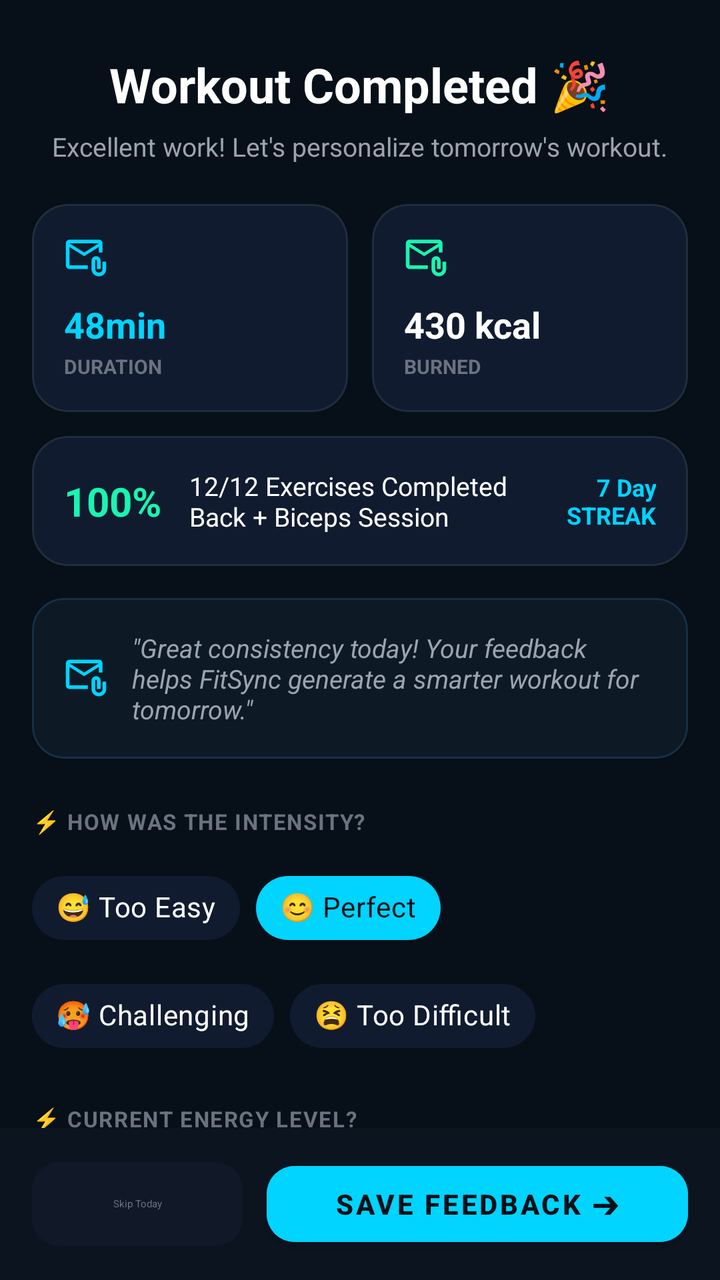
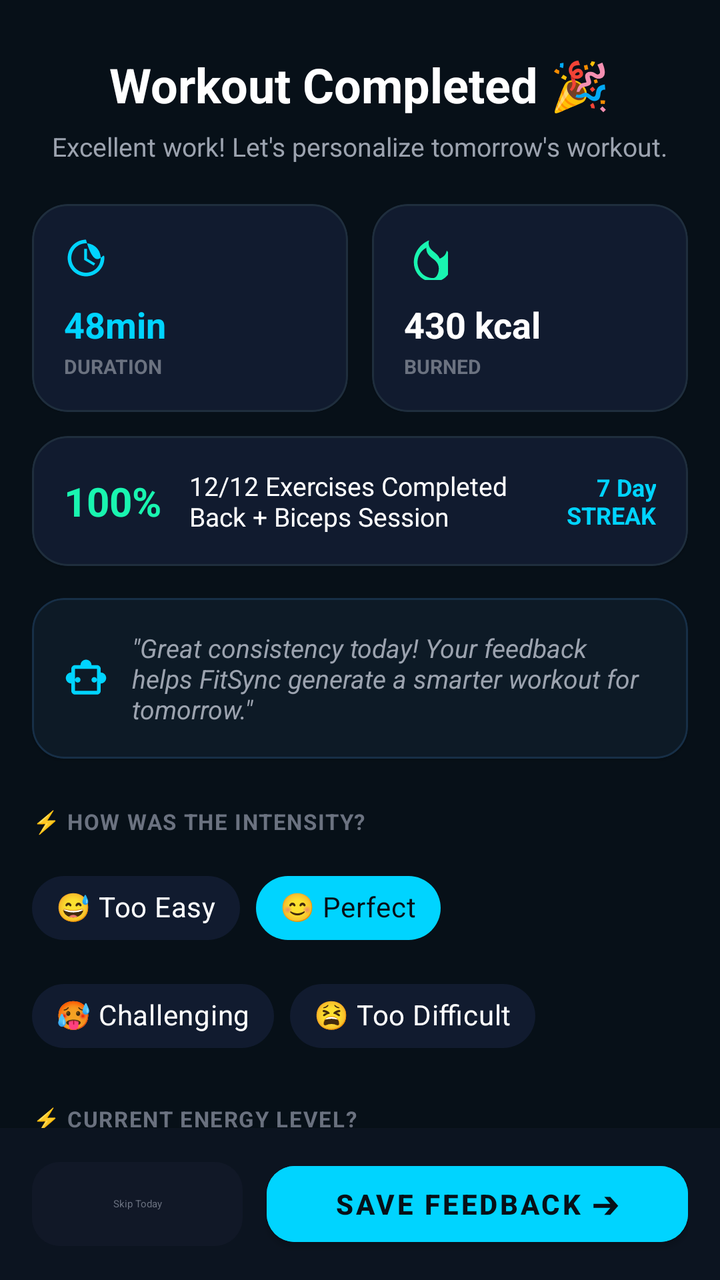

The first picture is an Android layout as it rendered before a commit; the second is the same layout after the commit. The layout source and the unified diff follow.
<!-- AndroidManifest.xml: application theme Theme.FitSync -->
<!-- res/layout/activity_check_in.xml -->
<?xml version="1.0" encoding="utf-8"?>
<RelativeLayout xmlns:android="http://schemas.android.com/apk/res/android"
    xmlns:app="http://schemas.android.com/apk/res-auto"
    xmlns:tools="http://schemas.android.com/tools"
    android:id="@+id/main"
    android:layout_width="match_parent"
    android:layout_height="match_parent"
    android:background="#071018"
    android:fitsSystemWindows="true">

    <LinearLayout
        android:id="@+id/llSummaryActionDeck"
        android:layout_width="match_parent"
        android:layout_height="76dp"
        android:orientation="horizontal"
        android:weightSum="3"
        android:gravity="center_vertical"
        android:paddingHorizontal="16dp"
        android:background="#0C1420"
        android:layout_alignParentBottom="true"
        android:elevation="12dp">

        <com.google.android.material.button.MaterialButton
            android:id="@+id/btnSkipSummary"
            android:layout_width="0dp"
            android:layout_height="50dp"
            android:layout_weight="1"
            android:text="Skip Today"
            android:textColor="#6B7280"
            android:backgroundTint="#111827"
            app:cornerRadius="14dp"
            style="@style/Widget.Material3.Button.TextButton"/>

        <com.google.android.material.button.MaterialButton
            android:id="@+id/btnSaveSummaryFeedback"
            android:layout_width="0dp"
            android:layout_height="50dp"
            android:layout_weight="2"
            android:layout_marginStart="12dp"
            android:text="SAVE FEEDBACK ➔"
            android:textColor="#071018"
            android:textStyle="bold"
            android:backgroundTint="#00D4FF"
            app:cornerRadius="14dp"
            android:elevation="4dp"/>
    </LinearLayout>

    <androidx.core.widget.NestedScrollView
        android:layout_width="match_parent"
        android:layout_height="match_parent"
        android:layout_above="@id/llSummaryActionDeck"
        android:fillViewport="true"
        android:scrollbars="none">

        <LinearLayout
            android:layout_width="match_parent"
            android:layout_height="wrap_content"
            android:orientation="vertical"
            android:padding="16dp">

            <TextView
                android:layout_width="wrap_content"
                android:layout_height="wrap_content"
                android:text="Workout Completed 🎉"
                android:textColor="@color/white"
                android:textSize="24sp"
                android:textStyle="bold"
                android:gravity="center"
                android:layout_gravity="center_horizontal"
                android:layout_marginTop="10dp"/>

            <TextView
                android:layout_width="wrap_content"
                android:layout_height="wrap_content"
                android:text="Excellent work! Let's personalize tomorrow's workout."
                android:textColor="#9CA3AF"
                android:textSize="13sp"
                android:gravity="center"
                android:layout_gravity="center_horizontal"
                android:layout_marginTop="6dp"
                android:layout_marginBottom="20dp"/>

            <LinearLayout
                android:layout_width="match_parent"
                android:layout_height="wrap_content"
                android:orientation="horizontal"
                android:weightSum="2"
                android:layout_marginBottom="12dp">

                <com.google.android.material.card.MaterialCardView android:layout_width="0dp" android:layout_height="wrap_content" android:layout_weight="1" android:layout_marginEnd="6dp" app:cardBackgroundColor="#111B2F" app:cardCornerRadius="18dp" app:strokeWidth="1dp" app:strokeColor="#1F2E3D"><LinearLayout android:layout_width="match_parent" android:layout_height="wrap_content" android:orientation="vertical" android:padding="16dp"><ImageView android:layout_width="22dp" android:layout_height="22dp" android:src="@drawable/ic_mail" app:tint="#00D4FF"/><TextView android:layout_width="wrap_content" android:layout_height="wrap_content" android:text="48min" android:textColor="#00D4FF" android:textSize="18sp" android:textStyle="bold" android:layout_marginTop="10dp"/><TextView android:layout_width="wrap_content" android:layout_height="wrap_content" android:text="DURATION" android:textColor="#6B7280" android:textSize="10sp" android:textStyle="bold" android:layout_marginTop="2dp"/></LinearLayout></com.google.android.material.card.MaterialCardView>
                <com.google.android.material.card.MaterialCardView android:layout_width="0dp" android:layout_height="wrap_content" android:layout_weight="1" android:layout_marginStart="6dp" app:cardBackgroundColor="#111B2F" app:cardCornerRadius="18dp" app:strokeWidth="1dp" app:strokeColor="#1F2E3D"><LinearLayout android:layout_width="match_parent" android:layout_height="wrap_content" android:orientation="vertical" android:padding="16dp"><ImageView android:layout_width="22dp" android:layout_height="22dp" android:src="@drawable/ic_mail" app:tint="#19F5B0"/><TextView android:layout_width="wrap_content" android:layout_height="wrap_content" android:text="430 kcal" android:textColor="@color/white" android:textSize="18sp" android:textStyle="bold" android:layout_marginTop="10dp"/><TextView android:layout_width="wrap_content" android:layout_height="wrap_content" android:text="BURNED" android:textColor="#6B7280" android:textSize="10sp" android:textStyle="bold" android:layout_marginTop="2dp"/></LinearLayout></com.google.android.material.card.MaterialCardView>
            </LinearLayout>

            <com.google.android.material.card.MaterialCardView
                android:layout_width="match_parent"
                android:layout_height="wrap_content"
                android:layout_marginBottom="16dp"
                app:cardBackgroundColor="#111B2F"
                app:cardCornerRadius="18dp"
                app:strokeWidth="1dp"
                app:strokeColor="#1F2E3D">
                <RelativeLayout android:layout_width="match_parent" android:layout_height="wrap_content" android:padding="16dp">
                    <TextView android:id="@+id/tvSummaryCompletionPerc" android:layout_width="wrap_content" android:layout_height="wrap_content" android:text="100%" android:textColor="#19F5B0" android:textSize="20sp" android:textStyle="bold" android:layout_centerVertical="true"/>
                    <TextView android:layout_width="wrap_content" android:layout_height="wrap_content" android:layout_toEndOf="@id/tvSummaryCompletionPerc" android:layout_marginStart="14dp" android:text="12/12 Exercises Completed\nBack + Biceps Session" android:textColor="@color/white" android:textSize="13sp" android:layout_centerVertical="true"/>
                    <TextView android:layout_width="wrap_content" android:layout_height="wrap_content" android:layout_alignParentEnd="true" android:text="7 Day\nSTREAK" android:gravity="end" android:textColor="#00D4FF" android:textStyle="bold" android:textSize="12sp" android:layout_centerVertical="true"/>
                </RelativeLayout>
            </com.google.android.material.card.MaterialCardView>

            <com.google.android.material.card.MaterialCardView
                android:layout_width="match_parent"
                android:layout_height="wrap_content"
                android:layout_marginBottom="24dp"
                app:cardBackgroundColor="#0D1A26"
                app:cardCornerRadius="16dp"
                app:strokeWidth="1dp"
                app:strokeColor="#172F47">
                <LinearLayout android:layout_width="match_parent" android:layout_height="wrap_content" android:orientation="horizontal" android:padding="16dp" android:gravity="center_vertical">
                    <ImageView android:layout_width="22dp" android:layout_height="22dp" android:src="@drawable/ic_mail" app:tint="#00D4FF" android:layout_marginEnd="12dp"/>
                    <TextView android:layout_width="match_parent" android:layout_height="wrap_content" android:text="&quot;Great consistency today! Your feedback helps FitSync generate a smarter workout for tomorrow.&quot;" android:textColor="#9CA3AF" android:textSize="13sp" android:textStyle="italic"/>
                </LinearLayout>
            </com.google.android.material.card.MaterialCardView>

            <TextView android:layout_width="match_parent" android:layout_height="wrap_content" android:text="⚡ HOW WAS THE INTENSITY?" android:textColor="#6B7280" android:textSize="11sp" android:textStyle="bold" android:layout_marginBottom="12dp" android:letterSpacing="0.05"/>
            <com.google.android.material.chip.ChipGroup android:layout_width="match_parent" android:layout_height="wrap_content" app:chipSpacing="6dp" android:layout_marginBottom="20dp">
                <com.google.android.material.chip.Chip android:layout_width="wrap_content" android:layout_height="wrap_content" android:text="😅 Too Easy" android:textColor="@color/white" app:chipBackgroundColor="#111B2F" app:strokeWidth="0dp"/>
                <com.google.android.material.chip.Chip android:layout_width="wrap_content" android:layout_height="wrap_content" android:text="😊 Perfect" android:textColor="#071018" app:chipBackgroundColor="#00D4FF" app:strokeWidth="0dp" android:textStyle="bold"/>
                <com.google.android.material.chip.Chip android:layout_width="wrap_content" android:layout_height="wrap_content" android:text="🥵 Challenging" android:textColor="@color/white" app:chipBackgroundColor="#111B2F" app:strokeWidth="0dp"/>
                <com.google.android.material.chip.Chip android:layout_width="wrap_content" android:layout_height="wrap_content" android:text="😫 Too Difficult" android:textColor="@color/white" app:chipBackgroundColor="#111B2F" app:strokeWidth="0dp"/>
            </com.google.android.material.chip.ChipGroup>

            <TextView android:layout_width="match_parent" android:layout_height="wrap_content" android:text="⚡ CURRENT ENERGY LEVEL?" android:textColor="#6B7280" android:textSize="11sp" android:textStyle="bold" android:layout_marginBottom="12dp" android:letterSpacing="0.05"/>
            <LinearLayout android:layout_width="match_parent" android:layout_height="64dp" android:orientation="horizontal" android:weightSum="2" android:layout_marginBottom="8dp">
                <com.google.android.material.card.MaterialCardView android:layout_width="0dp" android:layout_height="match_parent" android:layout_weight="1" android:layout_marginEnd="4dp" app:cardBackgroundColor="#111B2F" app:cardCornerRadius="12dp" app:strokeColor="#1F2E3D" app:strokeWidth="1dp"><TextView android:layout_width="match_parent" android:layout_height="match_parent" android:text="⚡ Full of Energy" android:textColor="@color/white" android:textStyle="bold" android:textSize="13sp" android:gravity="center"/></com.google.android.material.card.MaterialCardView>
                <com.google.android.material.card.MaterialCardView android:layout_width="0dp" android:layout_height="match_parent" android:layout_weight="1" android:layout_marginStart="4dp" app:cardBackgroundColor="#111B2F" app:cardCornerRadius="12dp" app:strokeColor="#1F2E3D" app:strokeWidth="1dp"><TextView android:layout_width="match_parent" android:layout_height="match_parent" android:text="😊 Good" android:textColor="@color/white" android:textSize="13sp" android:gravity="center"/></com.google.android.material.card.MaterialCardView>
            </LinearLayout>
            <LinearLayout android:layout_width="match_parent" android:layout_height="64dp" android:orientation="horizontal" android:weightSum="2" android:layout_marginBottom="20dp">
                <com.google.android.material.card.MaterialCardView android:layout_width="0dp" android:layout_height="match_parent" android:layout_weight="1" android:layout_marginEnd="4dp" app:cardBackgroundColor="#111B2F" app:cardCornerRadius="12dp" app:strokeColor="#1F2E3D" app:strokeWidth="1dp"><TextView android:layout_width="match_parent" android:layout_height="match_parent" android:text="😐 Average" android:textColor="@color/white" android:textSize="13sp" android:gravity="center"/></com.google.android.material.card.MaterialCardView>
                <com.google.android.material.card.MaterialCardView android:layout_width="0dp" android:layout_height="match_parent" android:layout_weight="1" android:layout_marginStart="4dp" app:cardBackgroundColor="#111B2F" app:cardCornerRadius="12dp" app:strokeColor="#1F2E3D" app:strokeWidth="1dp"><TextView android:layout_width="match_parent" android:layout_height="match_parent" android:text="😴 Exhausted" android:textColor="@color/white" android:textSize="13sp" android:gravity="center"/></com.google.android.material.card.MaterialCardView>
            </LinearLayout>

            <TextView android:layout_width="match_parent" android:layout_height="wrap_content" android:text="🏋️ ANY TARGETED SORENESS?" android:textColor="#6B7280" android:textSize="11sp" android:textStyle="bold" android:layout_marginBottom="12dp" android:letterSpacing="0.05"/>
            <com.google.android.material.chip.ChipGroup android:layout_width="match_parent" android:layout_height="wrap_content" app:chipSpacing="6dp" android:layout_marginBottom="20dp">
                <com.google.android.material.chip.Chip android:layout_width="wrap_content" android:layout_height="wrap_content" android:text="Back" android:textColor="#19F5B0" app:chipBackgroundColor="#0C241B" app:strokeColor="#0A442E" app:strokeWidth="1dp"/>
                <com.google.android.material.chip.Chip android:layout_width="wrap_content" android:layout_height="wrap_content" android:text="Chest" android:textColor="@color/white" app:chipBackgroundColor="#111B2F" app:strokeWidth="0dp"/>
                <com.google.android.material.chip.Chip android:layout_width="wrap_content" android:layout_height="wrap_content" android:text="Arms" android:textColor="#19F5B0" app:chipBackgroundColor="#0C241B" app:strokeColor="#0A442E" app:strokeWidth="1dp"/>
                <com.google.android.material.chip.Chip android:layout_width="wrap_content" android:layout_height="wrap_content" android:text="Legs" android:textColor="@color/white" app:chipBackgroundColor="#111B2F" app:strokeWidth="0dp"/>
                <com.google.android.material.chip.Chip android:layout_width="wrap_content" android:layout_height="wrap_content" android:text="Shoulders" android:textColor="@color/white" app:chipBackgroundColor="#111B2F" app:strokeWidth="0dp"/>
                <com.google.android.material.chip.Chip android:layout_width="wrap_content" android:layout_height="wrap_content" android:text="Core" android:textColor="@color/white" app:chipBackgroundColor="#111B2F" app:strokeWidth="0dp"/>
            </com.google.android.material.chip.ChipGroup>

            <TextView android:layout_width="match_parent" android:layout_height="wrap_content" android:text="⚖️ WAS THE LOAD APPROPRIATE?" android:textColor="#6B7280" android:textSize="11sp" android:textStyle="bold" android:layout_marginBottom="12dp" android:letterSpacing="0.05"/>
            <LinearLayout android:layout_width="match_parent" android:layout_height="50dp" android:orientation="horizontal" android:weightSum="3" android:layout_marginBottom="24dp">
                <TextView android:layout_width="0dp" android:layout_height="match_parent" android:layout_weight="1" android:text="↓ Too Light" android:textColor="#9CA3AF" android:gravity="center" android:background="#111B2F" android:layout_marginEnd="4dp"/>
                <com.google.android.material.card.MaterialCardView android:layout_width="0dp" android:layout_height="match_parent" android:layout_weight="1" android:layout_marginHorizontal="2dp" app:cardBackgroundColor="#0C241B" app:cardCornerRadius="8dp" app:strokeColor="#19F5B0" app:strokeWidth="1.5dp"><TextView android:layout_width="match_parent" android:layout_height="match_parent" android:text="✓ Perfect" android:textColor="#19F5B0" android:textStyle="bold" android:gravity="center"/></com.google.android.material.card.MaterialCardView>
                <TextView android:layout_width="0dp" android:layout_height="match_parent" android:layout_weight="1" android:text="↑ Too Heavy" android:textColor="#9CA3AF" android:gravity="center" android:background="#111B2F" android:layout_marginStart="4dp"/>
            </LinearLayout>

            <com.google.android.material.card.MaterialCardView
                android:layout_width="match_parent"
                android:layout_height="wrap_content"
                android:layout_marginBottom="20dp"
                app:cardBackgroundColor="#111B2F"
                app:cardCornerRadius="20dp"
                app:strokeWidth="1dp"
                app:strokeColor="#1F2E3D">
                <LinearLayout android:layout_width="match_parent" android:layout_height="wrap_content" android:orientation="vertical" android:padding="18dp">
                    <TextView android:layout_width="wrap_content" android:layout_height="wrap_content" android:text="● AI Analysis Complete" android:textColor="#19F5B0" android:textStyle="bold" android:textSize="13sp" android:layout_marginBottom="14dp"/>
                    <TextView android:layout_width="wrap_content" android:layout_height="wrap_content" android:text="Based on today's recovery, tomorrow's workout will:" android:textColor="#9CA3AF" android:textSize="13sp" android:layout_marginBottom="14dp"/>

                    <LinearLayout android:layout_width="match_parent" android:layout_height="wrap_content" android:orientation="horizontal" android:weightSum="2" android:layout_marginBottom="10dp">
                        <TextView android:layout_width="0dp" android:layout_height="wrap_content" android:layout_weight="1" android:text="✓ Maintain\n   duration" android:textColor="@color/white" android:textSize="13sp" android:lineSpacingMultiplier="1.2"/>
                        <TextView android:layout_width="0dp" android:layout_height="wrap_content" android:layout_weight="1" android:text="✓ Increase reps\n   by 2" android:textColor="@color/white" android:textSize="13sp" android:lineSpacingMultiplier="1.2"/>
                    </LinearLayout>
                    <LinearLayout android:layout_width="match_parent" android:layout_height="wrap_content" android:orientation="horizontal" android:weightSum="2">
                        <TextView android:layout_width="0dp" android:layout_height="wrap_content" android:layout_weight="1" android:text="✓ Keep same\n   weight" android:textColor="@color/white" android:textSize="13sp" android:lineSpacingMultiplier="1.2"/>
                        <TextView android:layout_width="0dp" android:layout_height="wrap_content" android:layout_weight="1" android:text="✓ Increase\n   recovery" android:textColor="@color/white" android:textSize="13sp" android:lineSpacingMultiplier="1.2"/>
                    </LinearLayout>
                </LinearLayout>
            </com.google.android.material.card.MaterialCardView>

            <com.google.android.material.card.MaterialCardView
                android:layout_width="match_parent"
                android:layout_height="wrap_content"
                android:layout_marginBottom="24dp"
                app:cardBackgroundColor="#0C1420"
                app:cardCornerRadius="16dp"
                app:strokeColor="#172435"
                app:strokeWidth="1dp">
                <RelativeLayout android:layout_width="match_parent" android:layout_height="wrap_content" android:padding="16dp">
                    <TextView android:id="@+id/tvNextUpTitle" android:layout_width="wrap_content" android:layout_height="wrap_content" android:text="NEXT UP:\nTOMORROW" android:textColor="#9CA3AF" android:textStyle="bold" android:textSize="11sp"/>
                    <TextView android:layout_width="wrap_content" android:layout_height="wrap_content" android:layout_alignParentEnd="true" android:text="✨ AI UPDATED" android:textColor="#36A8FF" android:textStyle="bold" android:textSize="10sp" android:background="#1A36A8FF" android:padding="5dp"/>
                    <TextView android:id="@+id/tvNextRoutineDetails" android:layout_width="wrap_content" android:layout_height="wrap_content" android:layout_below="@id/tvNextUpTitle" android:layout_marginTop="12dp" android:text="Chest + Triceps\n⏱ 45 min  •  📈 Intermediate" android:textColor="@color/white" android:textSize="14sp" android:textStyle="bold" android:lineSpacingMultiplier="1.2"/>
                    <ImageView android:layout_width="24dp" android:layout_height="24dp" android:src="@drawable/ic_mail" app:tint="#00D4FF" android:layout_alignParentEnd="true" android:layout_alignBottom="@id/tvNextRoutineDetails"/>
                </RelativeLayout>
            </com.google.android.material.card.MaterialCardView>

            <TextView
                android:layout_width="match_parent"
                android:layout_height="wrap_content"
                android:text="&quot;Recovery is where progress begins.&quot;"
                android:textColor="#3A4D5F"
                android:textSize="14sp"
                android:textStyle="italic"
                android:gravity="center"
                android:layout_marginBottom="24dp"/>

        </LinearLayout>
    </androidx.core.widget.NestedScrollView>
</RelativeLayout>
<!-- resources referenced by this layout -->
<resources>
  <color name="white">#FFFFFF</color>
  <!-- drawable ic_mail (drawable) -->
  <vector xmlns:android="http://schemas.android.com/apk/res/android" android:height="24dp" android:tint="#5A7185" android:viewportHeight="960" android:viewportWidth="960" android:width="24dp">
        
      <path android:fillColor="@android:color/white" android:pathData="M440,440L120,240L120,640Q120,640 120,640Q120,640 120,640L520,640L520,720L120,720Q87,720 63.5,696.5Q40,673 40,640L40,160Q40,127 63.5,103.5Q87,80 120,80L760,80Q793,80 816.5,103.5Q840,127 840,160L840,360L760,360L760,240L440,440ZM440,360L760,160L120,160L440,360ZM760,880Q694,880 647,833Q600,786 600,720L600,540Q600,498 629,469Q658,440 700,440Q742,440 771,469Q800,498 800,540L800,720L720,720L720,540Q720,532 714,526Q708,520 700,520Q692,520 686,526Q680,532 680,540L680,720Q680,753 703.5,776.5Q727,800 760,800Q793,800 816.5,776.5Q840,753 840,720L840,560L920,560L920,720Q920,786 873,833Q826,880 760,880ZM120,240L120,160L120,160L120,240L120,640Q120,640 120,640Q120,640 120,640L120,640L120,540Q120,482 120,441Q120,400 120,400L120,400L120,240Z"/>
      
  </vector>
  <style name="Theme.FitSync" parent="Theme.MaterialComponents.DayNight.NoActionBar">
  
          <item name="colorPrimary">#00E5FF</item> <item name="colorPrimaryVariant">#00B0FF</item>
          <item name="colorOnPrimary">#FFFFFF</item>
  
          <item name="android:windowBackground">#0B0E14</item>
          <item name="android:statusBarColor">#0B0E14</item>
  
          <item name="materialButtonStyle">@style/Widget.FitSync.Button</item>
      </style>
  <style name="Widget.FitSync.Button" parent="Widget.MaterialComponents.Button">
          <item name="backgroundTint">@null</item>
      </style>
</resources>

<!-- the commit's change to res/layout/activity_check_in.xml (unified diff, before → after) -->
@@ -87,8 +87,8 @@
                 android:weightSum="2"
                 android:layout_marginBottom="12dp">
 
-                <com.google.android.material.card.MaterialCardView android:layout_width="0dp" android:layout_height="wrap_content" android:layout_weight="1" android:layout_marginEnd="6dp" app:cardBackgroundColor="#111B2F" app:cardCornerRadius="18dp" app:strokeWidth="1dp" app:strokeColor="#1F2E3D"><LinearLayout android:layout_width="match_parent" android:layout_height="wrap_content" android:orientation="vertical" android:padding="16dp"><ImageView android:layout_width="22dp" android:layout_height="22dp" android:src="@drawable/ic_mail" app:tint="#00D4FF"/><TextView android:layout_width="wrap_content" android:layout_height="wrap_content" android:text="48min" android:textColor="#00D4FF" android:textSize="18sp" android:textStyle="bold" android:layout_marginTop="10dp"/><TextView android:layout_width="wrap_content" android:layout_height="wrap_content" android:text="DURATION" android:textColor="#6B7280" android:textSize="10sp" android:textStyle="bold" android:layout_marginTop="2dp"/></LinearLayout></com.google.android.material.card.MaterialCardView>
-                <com.google.android.material.card.MaterialCardView android:layout_width="0dp" android:layout_height="wrap_content" android:layout_weight="1" android:layout_marginStart="6dp" app:cardBackgroundColor="#111B2F" app:cardCornerRadius="18dp" app:strokeWidth="1dp" app:strokeColor="#1F2E3D"><LinearLayout android:layout_width="match_parent" android:layout_height="wrap_content" android:orientation="vertical" android:padding="16dp"><ImageView android:layout_width="22dp" android:layout_height="22dp" android:src="@drawable/ic_mail" app:tint="#19F5B0"/><TextView android:layout_width="wrap_content" android:layout_height="wrap_content" android:text="430 kcal" android:textColor="@color/white" android:textSize="18sp" android:textStyle="bold" android:layout_marginTop="10dp"/><TextView android:layout_width="wrap_content" android:layout_height="wrap_content" android:text="BURNED" android:textColor="#6B7280" android:textSize="10sp" android:textStyle="bold" android:layout_marginTop="2dp"/></LinearLayout></com.google.android.material.card.MaterialCardView>
+                <com.google.android.material.card.MaterialCardView android:layout_width="0dp" android:layout_height="wrap_content" android:layout_weight="1" android:layout_marginEnd="6dp" app:cardBackgroundColor="#111B2F" app:cardCornerRadius="18dp" app:strokeWidth="1dp" app:strokeColor="#1F2E3D"><LinearLayout android:layout_width="match_parent" android:layout_height="wrap_content" android:orientation="vertical" android:padding="16dp"><ImageView android:layout_width="22dp" android:layout_height="22dp" android:src="@drawable/ic_clock" app:tint="#00D4FF"/><TextView android:layout_width="wrap_content" android:layout_height="wrap_content" android:text="48min" android:textColor="#00D4FF" android:textSize="18sp" android:textStyle="bold" android:layout_marginTop="10dp"/><TextView android:layout_width="wrap_content" android:layout_height="wrap_content" android:text="DURATION" android:textColor="#6B7280" android:textSize="10sp" android:textStyle="bold" android:layout_marginTop="2dp"/></LinearLayout></com.google.android.material.card.MaterialCardView>
+                <com.google.android.material.card.MaterialCardView android:layout_width="0dp" android:layout_height="wrap_content" android:layout_weight="1" android:layout_marginStart="6dp" app:cardBackgroundColor="#111B2F" app:cardCornerRadius="18dp" app:strokeWidth="1dp" app:strokeColor="#1F2E3D"><LinearLayout android:layout_width="match_parent" android:layout_height="wrap_content" android:orientation="vertical" android:padding="16dp"><ImageView android:layout_width="22dp" android:layout_height="22dp" android:src="@drawable/ic_local_fire_department" app:tint="#19F5B0"/><TextView android:layout_width="wrap_content" android:layout_height="wrap_content" android:text="430 kcal" android:textColor="@color/white" android:textSize="18sp" android:textStyle="bold" android:layout_marginTop="10dp"/><TextView android:layout_width="wrap_content" android:layout_height="wrap_content" android:text="BURNED" android:textColor="#6B7280" android:textSize="10sp" android:textStyle="bold" android:layout_marginTop="2dp"/></LinearLayout></com.google.android.material.card.MaterialCardView>
             </LinearLayout>
 
             <com.google.android.material.card.MaterialCardView
@@ -115,7 +115,7 @@
                 app:strokeWidth="1dp"
                 app:strokeColor="#172F47">
                 <LinearLayout android:layout_width="match_parent" android:layout_height="wrap_content" android:orientation="horizontal" android:padding="16dp" android:gravity="center_vertical">
-                    <ImageView android:layout_width="22dp" android:layout_height="22dp" android:src="@drawable/ic_mail" app:tint="#00D4FF" android:layout_marginEnd="12dp"/>
+                    <ImageView android:layout_width="22dp" android:layout_height="22dp" android:src="@drawable/ic_smart_toy" app:tint="#00D4FF" android:layout_marginEnd="12dp"/>
                     <TextView android:layout_width="match_parent" android:layout_height="wrap_content" android:text="&quot;Great consistency today! Your feedback helps FitSync generate a smarter workout for tomorrow.&quot;" android:textColor="#9CA3AF" android:textSize="13sp" android:textStyle="italic"/>
                 </LinearLayout>
             </com.google.android.material.card.MaterialCardView>
@@ -190,7 +190,7 @@
                     <TextView android:id="@+id/tvNextUpTitle" android:layout_width="wrap_content" android:layout_height="wrap_content" android:text="NEXT UP:\nTOMORROW" android:textColor="#9CA3AF" android:textStyle="bold" android:textSize="11sp"/>
                     <TextView android:layout_width="wrap_content" android:layout_height="wrap_content" android:layout_alignParentEnd="true" android:text="✨ AI UPDATED" android:textColor="#36A8FF" android:textStyle="bold" android:textSize="10sp" android:background="#1A36A8FF" android:padding="5dp"/>
                     <TextView android:id="@+id/tvNextRoutineDetails" android:layout_width="wrap_content" android:layout_height="wrap_content" android:layout_below="@id/tvNextUpTitle" android:layout_marginTop="12dp" android:text="Chest + Triceps\n⏱ 45 min  •  📈 Intermediate" android:textColor="@color/white" android:textSize="14sp" android:textStyle="bold" android:lineSpacingMultiplier="1.2"/>
-                    <ImageView android:layout_width="24dp" android:layout_height="24dp" android:src="@drawable/ic_mail" app:tint="#00D4FF" android:layout_alignParentEnd="true" android:layout_alignBottom="@id/tvNextRoutineDetails"/>
+                    <ImageView android:layout_width="24dp" android:layout_height="24dp" android:src="@drawable/ic_fitness_center" app:tint="#00D4FF" android:layout_alignParentEnd="true" android:layout_alignBottom="@id/tvNextRoutineDetails"/>
                 </RelativeLayout>
             </com.google.android.material.card.MaterialCardView>
 
<!-- resource entries referenced after the edit -->
@@ -1,11 +1,48 @@
 <!-- resources referenced by this layout -->
 <resources>
   <color name="white">#FFFFFF</color>
-  <!-- drawable ic_mail (drawable) -->
-  <vector xmlns:android="http://schemas.android.com/apk/res/android" android:height="24dp" android:tint="#5A7185" android:viewportHeight="960" android:viewportWidth="960" android:width="24dp">
-        
-      <path android:fillColor="@android:color/white" android:pathData="M440,440L120,240L120,640Q120,640 120,640Q120,640 120,640L520,640L520,720L120,720Q87,720 63.5,696.5Q40,673 40,640L40,160Q40,127 63.5,103.5Q87,80 120,80L760,80Q793,80 816.5,103.5Q840,127 840,160L840,360L760,360L760,240L440,440ZM440,360L760,160L120,160L440,360ZM760,880Q694,880 647,833Q600,786 600,720L600,540Q600,498 629,469Q658,440 700,440Q742,440 771,469Q800,498 800,540L800,720L720,720L720,540Q720,532 714,526Q708,520 700,520Q692,520 686,526Q680,532 680,540L680,720Q680,753 703.5,776.5Q727,800 760,800Q793,800 816.5,776.5Q840,753 840,720L840,560L920,560L920,720Q920,786 873,833Q826,880 760,880ZM120,240L120,160L120,160L120,240L120,640Q120,640 120,640Q120,640 120,640L120,640L120,540Q120,482 120,441Q120,400 120,400L120,400L120,240Z"/>
-      
+  <!-- drawable ic_clock (drawable) -->
+  <vector xmlns:android="http://schemas.android.com/apk/res/android"
+      android:width="24dp"
+      android:height="24dp"
+      android:viewportWidth="24"
+      android:viewportHeight="24">
+      <path
+          android:fillColor="#00E5FF"
+          android:pathData="M11.99,2C6.47,2 2,6.48 2,12s4.47,10 9.99,10C17.52,22 22,17.52 22,12S17.52,22 11.99,2zM12,20c-4.42,0 -8,-3.58 -8,-8s3.58,-8 8,-8 8,3.58 8,8 -3.58,8 -8,8zm0.5,-13H11v6l5.25,3.15 0.75,-1.23 -4.5,-2.67z"/>
+  </vector>
+  <!-- drawable ic_fitness_center (drawable) -->
+  <vector xmlns:android="http://schemas.android.com/apk/res/android"
+      android:width="24dp"
+      android:height="24dp"
+      android:viewportWidth="24"
+      android:viewportHeight="24"
+      android:tint="?attr/colorControlNormal">
+      <path
+          android:fillColor="@android:color/white"
+          android:pathData="M20.57,14.86L22,13.43L20.57,12L17,15.57L8.43,7L12,3.43L10.57,2L9.14,3.43L7.71,2L5.57,4.14L4.14,2.71L2.71,4.14L4.14,5.57L2,7.71L3.43,9.14L2,10.57L3.43,12L7,8.43L15.57,17L12,20.57L13.43,22L14.86,20.57L16.29,22L18.43,19.86L19.86,21.29L21.29,19.86L19.86,18.43L22,16.29L20.57,14.86ZM6.29,7L4.86,8.43L4.14,7.71L5.57,6.29L6.29,7ZM17,17.71L17.71,18.43L16.29,19.86L15.57,19.14L17,17.71Z"/>
+  </vector>
+  <!-- drawable ic_local_fire_department (drawable) -->
+  <vector xmlns:android="http://schemas.android.com/apk/res/android"
+      android:width="24dp"
+      android:height="24dp"
+      android:viewportWidth="24"
+      android:viewportHeight="24"
+      android:tint="?attr/colorControlNormal">
+      <path
+          android:fillColor="@android:color/white"
+          android:pathData="M19.48,12.35c-1.57,-4.08 -7.16,-4.3 -5.81,-9.99 -4.83,1.99 -8.31,6.59 -8.31,11.99 0,5.88 4.67,10.65 10.51,10.65 6.07,0 10.63,-4.93 10.13,-11.02 -0.19,-2.33 -1.22,-4.43 -2.71,-6.02 -0.22,1.69 -1.24,3.29 -3.81,4.39zM15.87,22.95c-4.78,0 -8.51,-3.83 -8.51,-8.65 0,-3.41 1.94,-6.42 4.88,-7.92 -0.3,3.01 1.76,4.72 3.65,6.1 1.77,1.29 3.09,2.94 3.09,5.27 0,2.87 -1.39,5.2 -3.11,5.2z"/>
+  </vector>
+  <!-- drawable ic_smart_toy (drawable) -->
+  <vector xmlns:android="http://schemas.android.com/apk/res/android"
+      android:width="24dp"
+      android:height="24dp"
+      android:viewportWidth="24"
+      android:viewportHeight="24"
+      android:tint="?attr/colorControlNormal">
+      <path
+          android:fillColor="@android:color/white"
+          android:pathData="M20,9V7c0,-1.1 -0.9,-2 -2,-2h-3c0,-1.66 -1.34,-3 -3,-3S9,3.34 9,5H6c-1.1,0 -2,0.9 -2,2v2c-1.66,0 -3,1.34 -3,3s1.34,3 3,3v4c0,1.1 0.9,2 2,2h12c1.1,0 2,-0.9 2,-2v-4c1.66,0 3,-1.34 3,-3s-1.34,-3 -3,-3zm-2,10H6V7h12v12zm-9,-6c0,0.83 -0.67,1.5 -1.5,1.5S6,13.83 6,13s0.67,-1.5 1.5,-1.5S9,12.17 9,13zm7.5,1.5c-0.83,0 -1.5,-0.67 -1.5,-1.5s0.67,-1.5 1.5,-1.5 1.5,0.67 1.5,1.5 -0.67,1.5 -1.5,1.5z"/>
   </vector>
   <style name="Theme.FitSync" parent="Theme.MaterialComponents.DayNight.NoActionBar">
   
